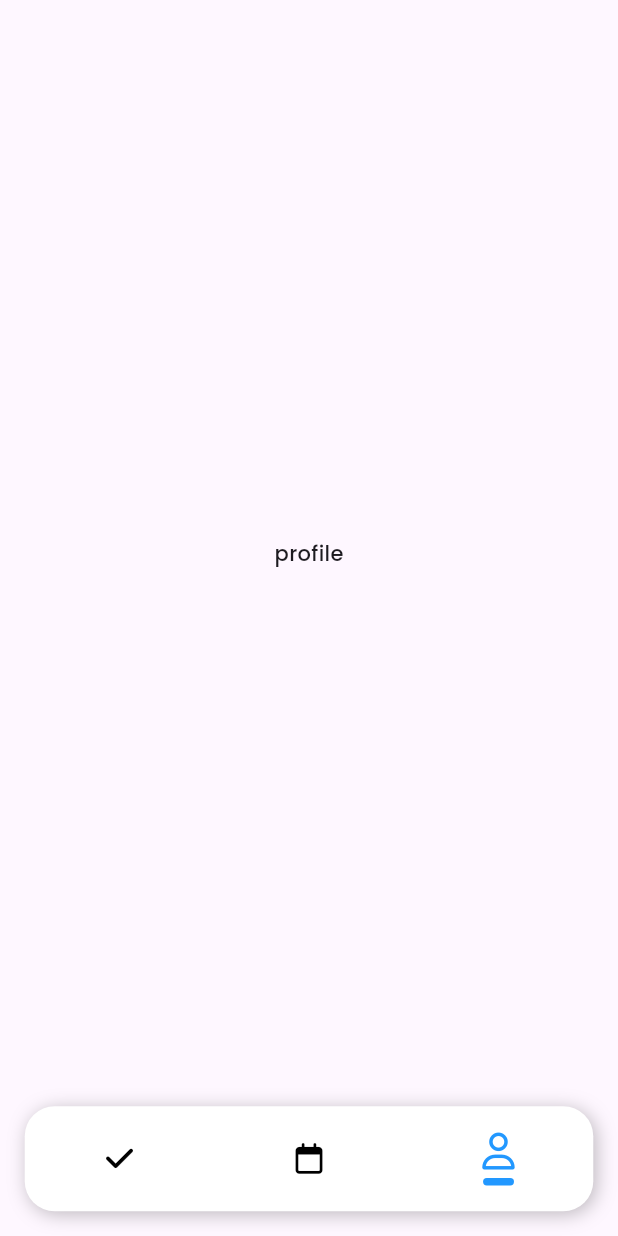
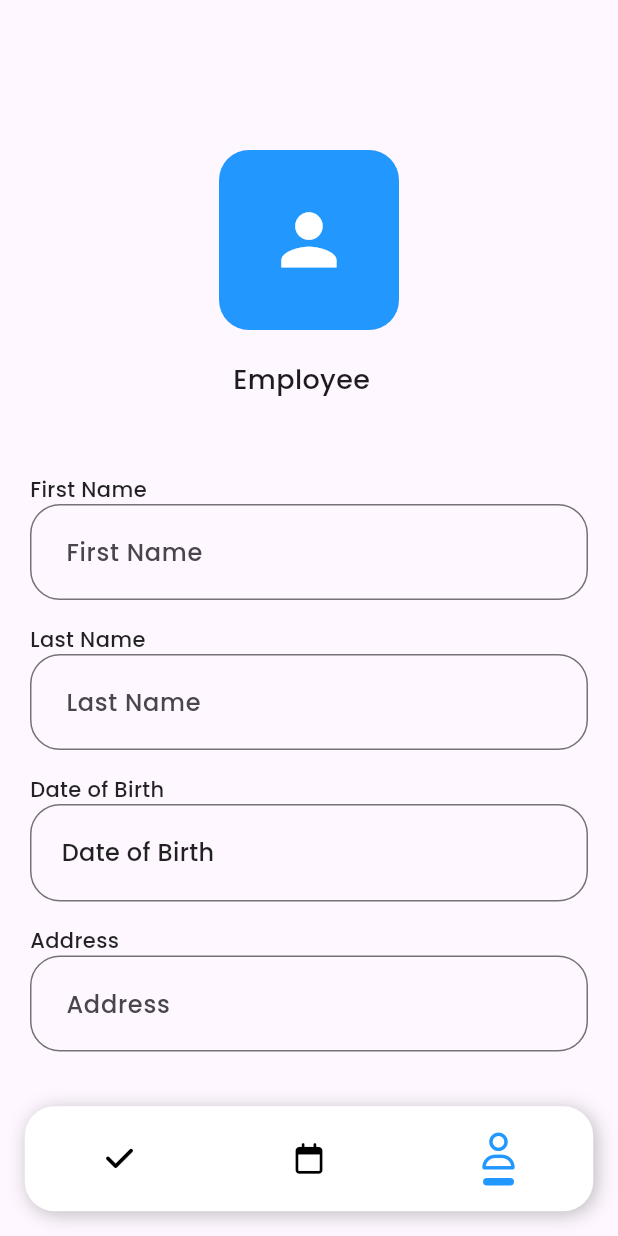
Before and after one commit to TarunHasija/Attendance-Management-system, a Flutter app: the HomeScreen screen opened directly, on a phone screen of 412 x 824 dp. Run offline on Flutter 3.47's test engine with Material 3 defaults, Android fonts, the phone set to English and light mode, and no system bars; our stand-ins replace cloud_firestore, firebase_core, flutter_keyboard_visibility, font_awesome_flutter, geocoding, location and 2 more; missing offline and left inert: month_year_picker; accounts and stored records are empty.

```diff
--- a/lib/model/user.dart
+++ b/lib/model/user.dart
@@ -3,5 +3,9 @@ class User {
   static String id = " ";
   static double lat = 0;
   static double long = 0;
-
+  static String firstName = " ";
+  static String lastName = " ";
+  static String birthDate = " ";
+  static String address = " ";
+  static bool conEdit = true;
 }
--- a/lib/screens/navscreens/profilescreen.dart
+++ b/lib/screens/navscreens/profilescreen.dart
@@ -1,4 +1,7 @@
+import 'package:ams/constant.dart';
 import 'package:flutter/material.dart';
+
+import '../../model/user.dart';
 
 class ProfileScreen extends StatefulWidget {
   const ProfileScreen({super.key});
@@ -8,11 +11,115 @@ class ProfileScreen extends StatefulWidget {
 }
 
 class _ProfileScreenState extends State<ProfileScreen> {
+  String birth = "Date of Birth";
   @override
   Widget build(BuildContext context) {
-    return  Scaffold(
-      body: Center(child: Text("profile"),
+    return Scaffold(
+      body: SingleChildScrollView(
+        padding: const EdgeInsets.all(20),
+        child: Column(
+          children: [
+            Container(
+              margin: const EdgeInsets.only(top: 80, bottom: 20),
+              height: 120,
+              width: 120,
+              alignment: Alignment.center,
+              decoration: BoxDecoration(
+                borderRadius: BorderRadius.circular(20),
+                color: primary,
+              ),
+              child: Center(
+                child: Icon(
+                  Icons.person,
+                  size: deviceHeight(context) / 15,
+                  color: Colors.white,
+                ),
+              ),
+            ),
+            Align(
+                alignment: Alignment.center,
+                child: Text(
+                  "Employee ${User.employeeId}",
+                  style: const TextStyle(fontSize: 18),
+                )),
+            const SizedBox(
+              height: 50,
+            ),
+            textField("First Name", "First Name"),
+            textField("Last Name", "Last Name"),
+            const Align(
+              alignment: Alignment.centerLeft,
+              child: Text(
+                "Date of Birth",
+                style: TextStyle(
+                  color: Colors.black87,
+                ),
+              ),
+            ),
+            GestureDetector(
+              onTap: ()=>{
+                showDatePicker(context: context, firstDate: DateTime(1970), lastDate: DateTime(2005))
+              },
+              child: Container(
+                margin: const EdgeInsets.only(bottom: 16),
+                height: 65,
+                width: deviceWidth(context),
+                decoration: BoxDecoration(
+                    borderRadius: BorderRadius.circular(20),
+                    border: Border.all(color: Colors.black54)),
+                child: Container(
+                  padding: const EdgeInsets.only(left: 20),
+                  child: Align(
+                    alignment: Alignment.centerLeft,
+                    child: Text(
+                      birth,
+                      style: const TextStyle(color: Colors.black87, fontSize: 16),
+                    ),
+                  ),
+                ),
+              ),
+            ),
+            textField("Address", "Address"),
+          ],
+        ),
       ),
     );
   }
 }
+
+Widget textField(String hint, String title) {
+  return Column(
+    children: [
+      Align(
+        alignment: Alignment.centerLeft,
+        child: Text(
+          title,
+          style: const TextStyle(color: Colors.black87),
+        ),
+      ),
+      Container(
+        margin: const EdgeInsets.only(bottom: 16),
+        child: TextFormField(
+          cursorColor: Colors.black54,
+          maxLines: 1,
+          decoration: InputDecoration(
+              contentPadding:
+                  const EdgeInsets.symmetric(vertical: 20, horizontal: 20),
+              labelText: hint,
+              hintStyle: const TextStyle(
+                color: Colors.black,
+              ),
+              enabledBorder: OutlineInputBorder(
+                borderRadius: BorderRadius.circular(20),
+                borderSide: const BorderSide(
+                  color: Colors.black54,
+                ),
+              ),
+              focusedBorder: OutlineInputBorder(
+                  borderRadius: BorderRadius.circular(15),
+                  borderSide: const BorderSide(color: Colors.black54))),
+        ),
+      ),
+    ],
+  );
+}
```
